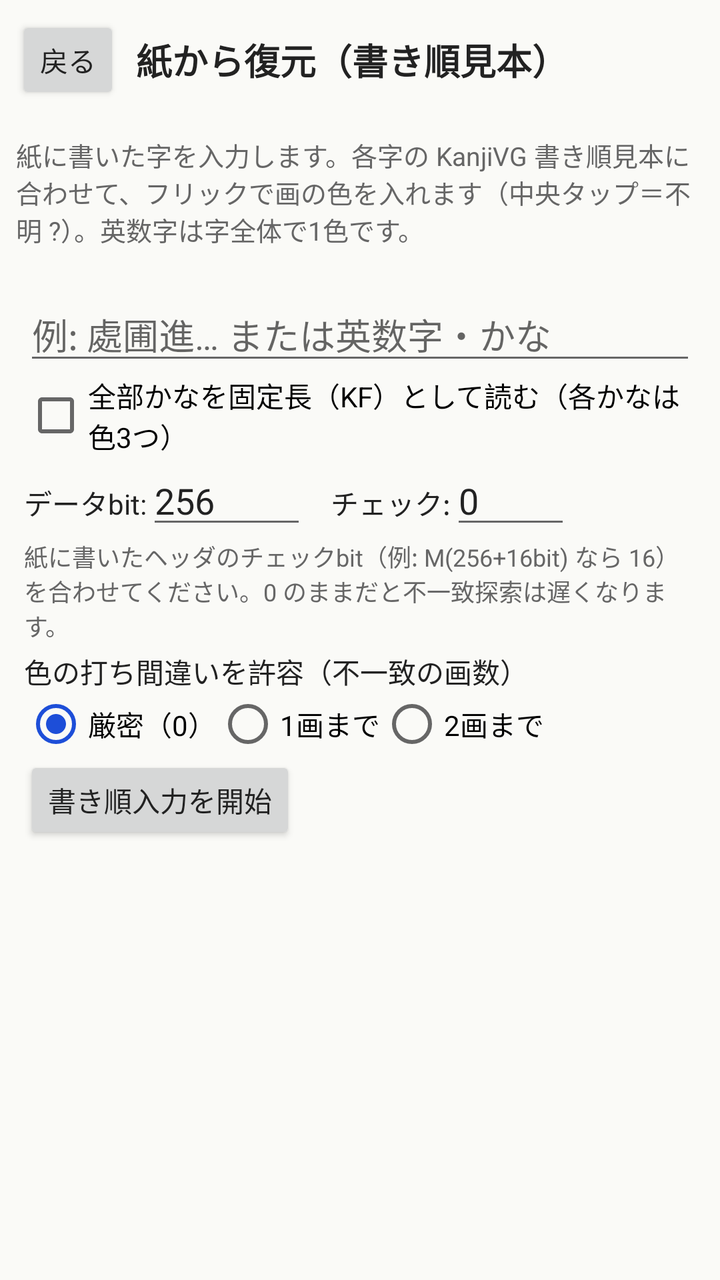
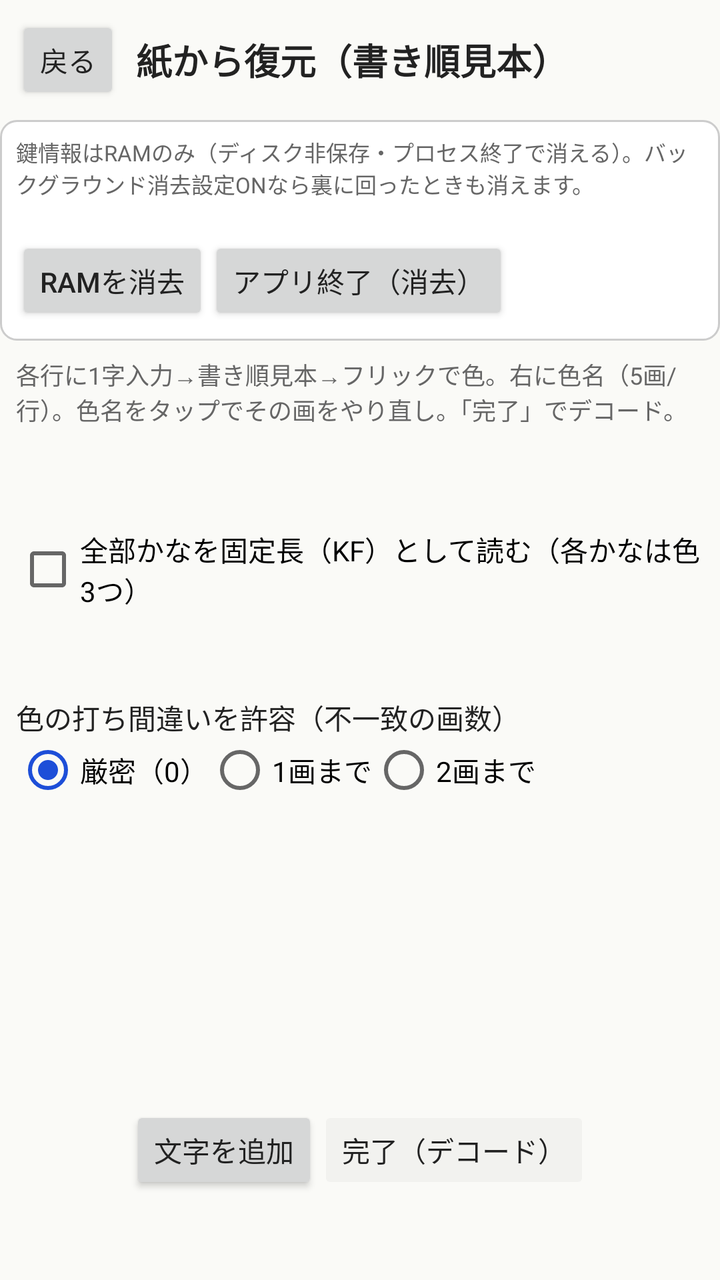

Two renders of the same Android screen: before a commit and after it. Below are the layout's source before the change and the commit's diff.
<!-- AndroidManifest.xml: application theme AppTheme -->
<!-- res/layout/activity_restore.xml -->
<?xml version="1.0" encoding="utf-8"?>
<LinearLayout xmlns:android="http://schemas.android.com/apk/res/android"
    android:id="@+id/root"
    android:layout_width="match_parent"
    android:layout_height="match_parent"
    android:orientation="vertical"
    android:background="?android:attr/colorBackground">

    <LinearLayout android:layout_width="match_parent" android:layout_height="wrap_content"
        android:orientation="horizontal" android:gravity="center_vertical" android:padding="8dp">
        <Button android:id="@+id/bBack" android:layout_width="wrap_content" android:layout_height="wrap_content"
            android:text="@string/kp_back" android:textAllCaps="false" />
        <TextView android:layout_width="0dp" android:layout_height="wrap_content" android:layout_weight="1"
            android:text="@string/restore_title" android:textSize="18sp" android:textStyle="bold"
            android:paddingStart="8dp" android:textColor="@color/text" />
    </LinearLayout>

    <TextView android:id="@+id/restoreHelp" android:layout_width="match_parent" android:layout_height="wrap_content"
        android:text="@string/restore_help" android:textSize="13sp" android:textColor="@color/dim" android:padding="8dp" />

    
    <LinearLayout android:id="@+id/panelChars" android:layout_width="match_parent" android:layout_height="0dp"
        android:layout_weight="1" android:orientation="vertical" android:padding="12dp">
        <EditText android:id="@+id/charsIn" android:layout_width="match_parent" android:layout_height="wrap_content"
            android:hint="@string/restore_chars_hint" android:inputType="text" android:maxLines="3"
            android:importantForAutofill="no" android:saveEnabled="false"
            android:imeOptions="flagNoPersonalizedLearning" />
        <CheckBox android:id="@+id/cbKf" android:layout_width="match_parent" android:layout_height="wrap_content"
            android:text="@string/restore_kf" />
        <LinearLayout android:layout_width="match_parent" android:layout_height="wrap_content" android:orientation="horizontal">
            <TextView android:layout_width="wrap_content" android:layout_height="wrap_content"
                android:text="@string/restore_bits" android:textColor="@color/text" />
            <EditText android:id="@+id/dataBits" android:layout_width="80dp" android:layout_height="wrap_content"
                android:inputType="number" android:text="256" android:saveEnabled="false" />
            <TextView android:layout_width="wrap_content" android:layout_height="wrap_content"
                android:text="@string/restore_check" android:textColor="@color/text" android:paddingStart="12dp" />
            <EditText android:id="@+id/checkBits" android:layout_width="60dp" android:layout_height="wrap_content"
                android:inputType="number" android:text="0" android:saveEnabled="false" />
        </LinearLayout>
        <TextView android:layout_width="match_parent" android:layout_height="wrap_content"
            android:text="@string/restore_check_hint" android:textColor="@color/dim" android:textSize="12sp"
            android:paddingBottom="4dp" />
        <TextView android:layout_width="match_parent" android:layout_height="wrap_content"
            android:text="@string/restore_mismatch" android:textColor="@color/text" />
        <RadioGroup android:id="@+id/mismatchDepth" android:layout_width="match_parent"
            android:layout_height="wrap_content" android:orientation="horizontal">
            <RadioButton android:id="@+id/mismatch0" android:layout_width="wrap_content" android:layout_height="wrap_content"
                android:text="@string/restore_mismatch_0" android:checked="true" />
            <RadioButton android:id="@+id/mismatch1" android:layout_width="wrap_content" android:layout_height="wrap_content"
                android:text="@string/restore_mismatch_1" />
            <RadioButton android:id="@+id/mismatch2" android:layout_width="wrap_content" android:layout_height="wrap_content"
                android:text="@string/restore_mismatch_2" />
        </RadioGroup>
        <Button android:id="@+id/bStartStrokes" android:layout_width="wrap_content" android:layout_height="wrap_content"
            android:text="@string/restore_start" android:textAllCaps="false" />
        <TextView android:id="@+id/charsErr" android:layout_width="match_parent" android:layout_height="wrap_content"
            android:textColor="@color/err" />
    </LinearLayout>

    
    <ScrollView android:id="@+id/panelStrokes" android:layout_width="match_parent" android:layout_height="0dp"
        android:layout_weight="1" android:visibility="gone">
        <LinearLayout android:layout_width="match_parent" android:layout_height="wrap_content"
            android:orientation="vertical" android:padding="12dp" android:gravity="center_horizontal">
            <TextView android:id="@+id/strokeProgress" android:layout_width="match_parent" android:layout_height="wrap_content"
                android:textColor="@color/text" android:textSize="14sp" android:gravity="center" />
            <FrameLayout android:id="@+id/sampleBox" android:layout_width="200dp" android:layout_height="200dp"
                android:layout_marginTop="8dp" android:background="@drawable/section_bg" />
            <TextView android:id="@+id/alphaHint" android:layout_width="match_parent" android:layout_height="wrap_content"
                android:textColor="@color/dim" android:gravity="center" android:visibility="gone" />
            <TextView android:id="@+id/strokeGuide" android:layout_width="match_parent" android:layout_height="wrap_content"
                android:text="@string/restore_flick_guide" android:textColor="@color/dim" android:gravity="center"
                android:paddingTop="6dp" />
            <com.zmlworks.kanjicolorkey.FlickColorView
                android:id="@+id/flick"
                android:layout_width="240dp"
                android:layout_height="240dp"
                android:layout_marginTop="4dp" />
            <LinearLayout android:layout_width="match_parent" android:layout_height="wrap_content"
                android:orientation="horizontal" android:gravity="center">
                <Button android:id="@+id/bUndo" android:layout_width="wrap_content" android:layout_height="wrap_content"
                    android:text="@string/restore_undo" android:textAllCaps="false" />
                <Button android:id="@+id/bSkipChar" android:layout_width="wrap_content" android:layout_height="wrap_content"
                    android:text="@string/restore_back_char" android:textAllCaps="false" />
            </LinearLayout>
            <TextView android:id="@+id/colorsSoFar" android:layout_width="match_parent" android:layout_height="wrap_content"
                android:typeface="monospace" android:textColor="@color/text" android:textSize="12sp"
                android:paddingTop="8dp" />
        </LinearLayout>
    </ScrollView>

    
    <ScrollView android:id="@+id/panelResults" android:layout_width="match_parent" android:layout_height="0dp"
        android:layout_weight="1" android:visibility="gone">
        <LinearLayout android:id="@+id/resultsBox" android:layout_width="match_parent" android:layout_height="wrap_content"
            android:orientation="vertical" android:padding="12dp" />
    </ScrollView>

    <TextView android:id="@+id/status" android:layout_width="match_parent" android:layout_height="wrap_content"
        android:textColor="@color/dim" android:padding="8dp" />
</LinearLayout>
<!-- resources referenced by this layout -->
<resources>
  <color name="dim">#FF666666</color>
  <color name="err">#FFBB0000</color>
  <color name="text">#FF222222</color>
  <!-- drawable section_bg (drawable) -->
  <?xml version="1.0" encoding="utf-8"?>
  <shape xmlns:android="http://schemas.android.com/apk/res/android" android:shape="rectangle">
      <solid android:color="@color/card" />
      <stroke android:width="1dp" android:color="@color/line" />
      <corners android:radius="8dp" />
  </shape>
  <string name="kp_back">戻る</string>
  <string name="restore_back_char">前の字へ</string>
  <string name="restore_bits">データbit:</string>
  <string name="restore_chars_hint">例: 處圃進… または英数字・かな</string>
  <string name="restore_check">チェック:</string>
  <string name="restore_check_hint">紙に書いたヘッダのチェックbit（例: M(256+16bit) なら 16）を合わせてください。0 のままだと不一致探索は遅くなります。</string>
  <string name="restore_flick_guide">↑黒 · →赤 · ←青 · ↓緑 · 中央=?</string>
  <string name="restore_help">紙に書いた字を入力します。各字の KanjiVG 書き順見本に合わせて、フリックで画の色を入れます（中央タップ＝不明 "?"）。英数字は字全体で1色です。</string>
  <string name="restore_kf">全部かなを固定長（KF）として読む（各かなは色3つ）</string>
  <string name="restore_mismatch">色の打ち間違いを許容（不一致の画数）</string>
  <string name="restore_mismatch_0">厳密（0）</string>
  <string name="restore_mismatch_1">1画まで</string>
  <string name="restore_mismatch_2">2画まで</string>
  <string name="restore_start">書き順入力を開始</string>
  <string name="restore_title">紙から復元（書き順見本）</string>
  <string name="restore_undo">1画戻す</string>
  <style name="AppTheme" parent="android:Theme.Material.Light.NoActionBar">
          <item name="android:colorPrimary">@color/bar</item>
          <item name="android:colorPrimaryDark">@color/bar</item>
          <item name="android:colorAccent">@color/accent</item>
          <item name="android:colorBackground">@color/bg</item>
          <item name="android:windowBackground">@color/bar</item>
          <item name="android:textColorPrimary">@color/text</item>
          <item name="android:textColorSecondary">@color/dim</item>
          <item name="android:statusBarColor">@color/bar</item>
          <item name="android:navigationBarColor">@color/bar</item>
          <item name="android:buttonStyle">@style/Btn</item>
      </style>
  <color name="card">#FFFFFFFF</color>
  <color name="line">#FFCCCCCC</color>
  <color name="bar">#FF1B1E26</color>
  <color name="accent">#FF1D4ED8</color>
  <color name="bg">#FFFAFAF7</color>
  <style name="Btn" parent="android:Widget.Material.Light.Button">
          <item name="android:textAllCaps">false</item>
          <item name="android:minHeight">44dp</item>
          <item name="android:minWidth">48dp</item>
          <item name="android:textSize">14sp</item>
      </style>
</resources>

<!-- the commit's change to res/layout/activity_restore.xml (unified diff, before → after) -->
@@ -4,7 +4,7 @@
     android:layout_width="match_parent"
     android:layout_height="match_parent"
     android:orientation="vertical"
-    android:background="?android:attr/colorBackground">
+    android:background="@color/bg">
 
     <LinearLayout android:layout_width="match_parent" android:layout_height="wrap_content"
         android:orientation="horizontal" android:gravity="center_vertical" android:padding="8dp">
@@ -15,87 +15,83 @@
             android:paddingStart="8dp" android:textColor="@color/text" />
     </LinearLayout>
 
-    <TextView android:id="@+id/restoreHelp" android:layout_width="match_parent" android:layout_height="wrap_content"
-        android:text="@string/restore_help" android:textSize="13sp" android:textColor="@color/dim" android:padding="8dp" />
+    <include layout="@layout/ram_store_bar" />
 
-    
-    <LinearLayout android:id="@+id/panelChars" android:layout_width="match_parent" android:layout_height="0dp"
-        android:layout_weight="1" android:orientation="vertical" android:padding="12dp">
-        <EditText android:id="@+id/charsIn" android:layout_width="match_parent" android:layout_height="wrap_content"
-            android:hint="@string/restore_chars_hint" android:inputType="text" android:maxLines="3"
-            android:importantForAutofill="no" android:saveEnabled="false"
-            android:imeOptions="flagNoPersonalizedLearning" />
-        <CheckBox android:id="@+id/cbKf" android:layout_width="match_parent" android:layout_height="wrap_content"
+    <TextView android:layout_width="match_parent" android:layout_height="wrap_content"
+        android:text="@string/restore_help_v2" android:textSize="12sp" android:textColor="@color/dim"
+        android:padding="8dp" />
+
+    <LinearLayout android:layout_width="match_parent" android:layout_height="wrap_content"
+        android:orientation="horizontal" android:paddingHorizontal="8dp" android:gravity="center_vertical">
+        <CheckBox android:id="@+id/cbKf" android:layout_width="wrap_content" android:layout_height="wrap_content"
             android:text="@string/restore_kf" />
-        <LinearLayout android:layout_width="match_parent" android:layout_height="wrap_content" android:orientation="horizontal">
-            <TextView android:layout_width="wrap_content" android:layout_height="wrap_content"
-                android:text="@string/restore_bits" android:textColor="@color/text" />
-            <EditText android:id="@+id/dataBits" android:layout_width="80dp" android:layout_height="wrap_content"
-                android:inputType="number" android:text="256" android:saveEnabled="false" />
-            <TextView android:layout_width="wrap_content" android:layout_height="wrap_content"
-                android:text="@string/restore_check" android:textColor="@color/text" android:paddingStart="12dp" />
-            <EditText android:id="@+id/checkBits" android:layout_width="60dp" android:layout_height="wrap_content"
-                android:inputType="number" android:text="0" android:saveEnabled="false" />
-        </LinearLayout>
-        <TextView android:layout_width="match_parent" android:layout_height="wrap_content"
-            android:text="@string/restore_check_hint" android:textColor="@color/dim" android:textSize="12sp"
-            android:paddingBottom="4dp" />
-        <TextView android:layout_width="match_parent" android:layout_height="wrap_content"
-            android:text="@string/restore_mismatch" android:textColor="@color/text" />
-        <RadioGroup android:id="@+id/mismatchDepth" android:layout_width="match_parent"
-            android:layout_height="wrap_content" android:orientation="horizontal">
-            <RadioButton android:id="@+id/mismatch0" android:layout_width="wrap_content" android:layout_height="wrap_content"
-                android:text="@string/restore_mismatch_0" android:checked="true" />
-            <RadioButton android:id="@+id/mismatch1" android:layout_width="wrap_content" android:layout_height="wrap_content"
-                android:text="@string/restore_mismatch_1" />
-            <RadioButton android:id="@+id/mismatch2" android:layout_width="wrap_content" android:layout_height="wrap_content"
-                android:text="@string/restore_mismatch_2" />
-        </RadioGroup>
-        <Button android:id="@+id/bStartStrokes" android:layout_width="wrap_content" android:layout_height="wrap_content"
-            android:text="@string/restore_start" android:textAllCaps="false" />
-        <TextView android:id="@+id/charsErr" android:layout_width="match_parent" android:layout_height="wrap_content"
-            android:textColor="@color/err" />
+        <TextView android:layout_width="wrap_content" android:layout_height="wrap_content"
+            android:text="@string/restore_bits" android:textColor="@color/text" android:paddingStart="8dp" />
+        <EditText android:id="@+id/dataBits" android:layout_width="64dp" android:layout_height="wrap_content"
+            android:inputType="number" android:text="256" android:saveEnabled="false" />
+        <TextView android:layout_width="wrap_content" android:layout_height="wrap_content"
+            android:text="@string/restore_check" android:textColor="@color/text" android:paddingStart="6dp" />
+        <EditText android:id="@+id/checkBits" android:layout_width="48dp" android:layout_height="wrap_content"
+            android:inputType="number" android:text="0" android:saveEnabled="false" />
     </LinearLayout>
 
-    
-    <ScrollView android:id="@+id/panelStrokes" android:layout_width="match_parent" android:layout_height="0dp"
-        android:layout_weight="1" android:visibility="gone">
-        <LinearLayout android:layout_width="match_parent" android:layout_height="wrap_content"
-            android:orientation="vertical" android:padding="12dp" android:gravity="center_horizontal">
-            <TextView android:id="@+id/strokeProgress" android:layout_width="match_parent" android:layout_height="wrap_content"
-                android:textColor="@color/text" android:textSize="14sp" android:gravity="center" />
-            <FrameLayout android:id="@+id/sampleBox" android:layout_width="200dp" android:layout_height="200dp"
-                android:layout_marginTop="8dp" android:background="@drawable/section_bg" />
-            <TextView android:id="@+id/alphaHint" android:layout_width="match_parent" android:layout_height="wrap_content"
-                android:textColor="@color/dim" android:gravity="center" android:visibility="gone" />
-            <TextView android:id="@+id/strokeGuide" android:layout_width="match_parent" android:layout_height="wrap_content"
-                android:text="@string/restore_flick_guide" android:textColor="@color/dim" android:gravity="center"
-                android:paddingTop="6dp" />
-            <com.zmlworks.kanjicolorkey.FlickColorView
-                android:id="@+id/flick"
-                android:layout_width="240dp"
-                android:layout_height="240dp"
-                android:layout_marginTop="4dp" />
-            <LinearLayout android:layout_width="match_parent" android:layout_height="wrap_content"
-                android:orientation="horizontal" android:gravity="center">
-                <Button android:id="@+id/bUndo" android:layout_width="wrap_content" android:layout_height="wrap_content"
-                    android:text="@string/restore_undo" android:textAllCaps="false" />
-                <Button android:id="@+id/bSkipChar" android:layout_width="wrap_content" android:layout_height="wrap_content"
-                    android:text="@string/restore_back_char" android:textAllCaps="false" />
-            </LinearLayout>
-            <TextView android:id="@+id/colorsSoFar" android:layout_width="match_parent" android:layout_height="wrap_content"
-                android:typeface="monospace" android:textColor="@color/text" android:textSize="12sp"
-                android:paddingTop="8dp" />
-        </LinearLayout>
+    <TextView android:layout_width="match_parent" android:layout_height="wrap_content"
+        android:text="@string/restore_mismatch" android:textColor="@color/text" android:paddingHorizontal="8dp" />
+    <RadioGroup android:id="@+id/mismatchDepth" android:layout_width="match_parent"
+        android:layout_height="wrap_content" android:orientation="horizontal" android:paddingHorizontal="8dp">
+        <RadioButton android:id="@+id/mismatch0" android:layout_width="wrap_content" android:layout_height="wrap_content"
+            android:text="@string/restore_mismatch_0" android:checked="true" />
+        <RadioButton android:id="@+id/mismatch1" android:layout_width="wrap_content" android:layout_height="wrap_content"
+            android:text="@string/restore_mismatch_1" />
+        <RadioButton android:id="@+id/mismatch2" android:layout_width="wrap_content" android:layout_height="wrap_content"
+            android:text="@string/restore_mismatch_2" />
+    </RadioGroup>
+
+    <ScrollView android:id="@+id/blockScroll" android:layout_width="match_parent"
+        android:layout_height="0dp" android:layout_weight="1">
+        <LinearLayout android:id="@+id/blockList" android:layout_width="match_parent"
+            android:layout_height="wrap_content" android:orientation="vertical" android:padding="8dp" />
     </ScrollView>
 
-    
-    <ScrollView android:id="@+id/panelResults" android:layout_width="match_parent" android:layout_height="0dp"
-        android:layout_weight="1" android:visibility="gone">
-        <LinearLayout android:id="@+id/resultsBox" android:layout_width="match_parent" android:layout_height="wrap_content"
-            android:orientation="vertical" android:padding="12dp" />
-    </ScrollView>
+    <LinearLayout android:layout_width="match_parent" android:layout_height="wrap_content"
+        android:orientation="horizontal" android:padding="8dp" android:gravity="center">
+        <Button android:id="@+id/bAddChar" android:layout_width="wrap_content" android:layout_height="wrap_content"
+            android:text="@string/restore_add_char" android:textAllCaps="false" />
+        <Button android:id="@+id/bFinish" android:layout_width="wrap_content" android:layout_height="wrap_content"
+            android:text="@string/restore_finish" android:textAllCaps="false" android:enabled="false" />
+    </LinearLayout>
 
     <TextView android:id="@+id/status" android:layout_width="match_parent" android:layout_height="wrap_content"
         android:textColor="@color/dim" android:padding="8dp" />
+
+    <ScrollView android:id="@+id/panelResults" android:layout_width="match_parent"
+        android:layout_height="0dp" android:layout_weight="1" android:visibility="gone">
+        <LinearLayout android:id="@+id/resultsBox" android:layout_width="match_parent"
+            android:layout_height="wrap_content" android:orientation="vertical" android:padding="12dp" />
+    </ScrollView>
 </LinearLayout>
+<!-- res/layout/ram_store_bar.xml (included above) -->
+<?xml version="1.0" encoding="utf-8"?>
+<LinearLayout xmlns:android="http://schemas.android.com/apk/res/android"
+    android:id="@+id/ramStoreBar"
+    android:layout_width="match_parent"
+    android:layout_height="wrap_content"
+    android:orientation="vertical"
+    android:padding="8dp"
+    android:background="@drawable/section_bg">
+    <TextView android:id="@+id/ramStoreHint" android:layout_width="match_parent"
+        android:layout_height="wrap_content" android:text="@string/ram_store_hint"
+        android:textSize="11sp" android:textColor="@color/dim" />
+    <TextView android:id="@+id/ramStoreStatus" android:layout_width="match_parent"
+        android:layout_height="wrap_content" android:textSize="12sp" android:textColor="@color/text"
+        android:paddingTop="2dp" />
+    <LinearLayout android:layout_width="match_parent" android:layout_height="wrap_content"
+        android:orientation="horizontal">
+        <Button android:id="@+id/bRamClear" android:layout_width="wrap_content"
+            android:layout_height="wrap_content" android:text="@string/ram_store_clear"
+            android:textAllCaps="false" />
+        <Button android:id="@+id/bRamQuit" android:layout_width="wrap_content"
+            android:layout_height="wrap_content" android:text="@string/ram_store_quit"
+            android:textAllCaps="false" />
+    </LinearLayout>
+</LinearLayout>
<!-- resource entries referenced after the edit -->
@@ -1,7 +1,6 @@
 <!-- resources referenced by this layout -->
 <resources>
   <color name="dim">#FF666666</color>
-  <color name="err">#FFBB0000</color>
   <color name="text">#FF222222</color>
   <!-- drawable section_bg (drawable) -->
   <?xml version="1.0" encoding="utf-8"?>
@@ -11,21 +10,20 @@
       <corners android:radius="8dp" />
   </shape>
   <string name="kp_back">戻る</string>
-  <string name="restore_back_char">前の字へ</string>
+  <string name="ram_store_clear">RAMを消去</string>
+  <string name="ram_store_hint">鍵情報はRAMのみ（ディスク非保存・プロセス終了で消える）。バックグラウンド消去設定ONなら裏に回ったときも消えます。</string>
+  <string name="ram_store_quit">アプリ終了（消去）</string>
+  <string name="restore_add_char">文字を追加</string>
   <string name="restore_bits">データbit:</string>
-  <string name="restore_chars_hint">例: 處圃進… または英数字・かな</string>
   <string name="restore_check">チェック:</string>
-  <string name="restore_check_hint">紙に書いたヘッダのチェックbit（例: M(256+16bit) なら 16）を合わせてください。0 のままだと不一致探索は遅くなります。</string>
-  <string name="restore_flick_guide">↑黒 · →赤 · ←青 · ↓緑 · 中央=?</string>
-  <string name="restore_help">紙に書いた字を入力します。各字の KanjiVG 書き順見本に合わせて、フリックで画の色を入れます（中央タップ＝不明 "?"）。英数字は字全体で1色です。</string>
+  <string name="restore_finish">完了（デコード）</string>
+  <string name="restore_help_v2">各行に1字入力→書き順見本→フリックで色。右に色名（5画/行）。色名をタップでその画をやり直し。「完了」でデコード。</string>
   <string name="restore_kf">全部かなを固定長（KF）として読む（各かなは色3つ）</string>
   <string name="restore_mismatch">色の打ち間違いを許容（不一致の画数）</string>
   <string name="restore_mismatch_0">厳密（0）</string>
   <string name="restore_mismatch_1">1画まで</string>
   <string name="restore_mismatch_2">2画まで</string>
-  <string name="restore_start">書き順入力を開始</string>
   <string name="restore_title">紙から復元（書き順見本）</string>
-  <string name="restore_undo">1画戻す</string>
   <style name="AppTheme" parent="android:Theme.Material.Light.NoActionBar">
           <item name="android:colorPrimary">@color/bar</item>
           <item name="android:colorPrimaryDark">@color/bar</item>
